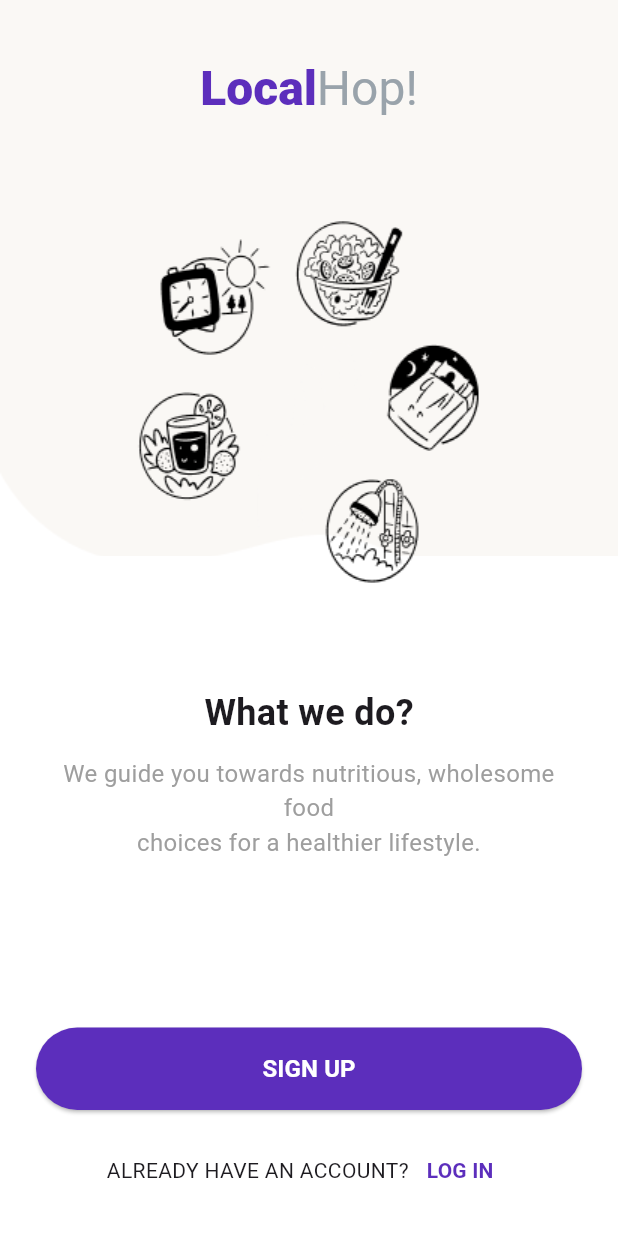
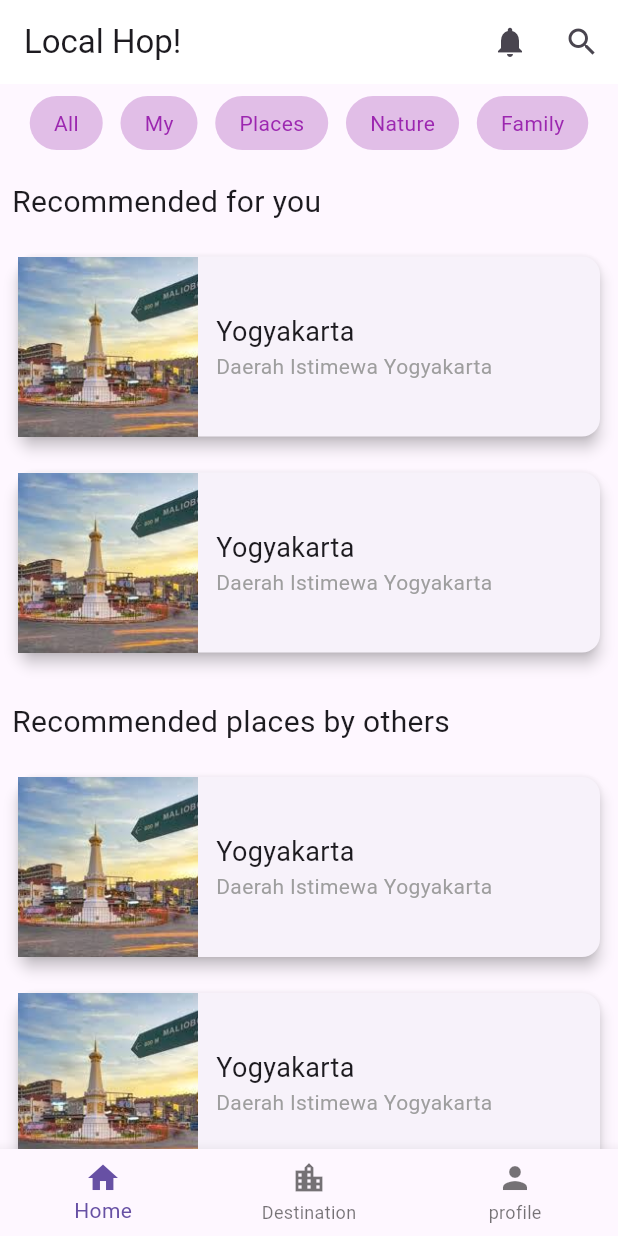
Before and after one commit to VincentiusJacob/LocalHop, a Flutter app: the screen it shows after launch, on a phone screen of 412 x 824 dp. Run offline on Flutter 3.47's test engine with Material 3 defaults, Android fonts, the phone set to English and light mode, and no system bars; our stand-ins replace font_awesome_flutter.

Commit message:
Update home page (belom kelar, ngantuk)

```diff
--- a/lib/main.dart
+++ b/lib/main.dart
@@ -2,6 +2,7 @@ import 'package:flutter/material.dart';
 import 'package:flutter_app_demo/pages/landingpage.dart';
 import 'package:flutter_app_demo/pages/signin.dart';
 import 'package:flutter_app_demo/pages/signup.dart';
+import 'package:flutter_app_demo/pages/homepage.dart';
 
 void main() {
   runApp(const MyApp());
@@ -17,10 +18,11 @@ class MyApp extends StatelessWidget {
       title: 'To Do App',
       initialRoute: '/',
       routes: {
-        '/': (context) => Landingpage(),
+        // '/': (context) => Landingpage(),
+        '/': (context) => HomePage(),
         '/signin': (context) => const SignInPage(),
         '/signup': (context) => const SignupPage(),
-     },
+      },
     );
   }
 }
--- /dev/null
+++ b/lib/pages/homepage.dart
@@ -0,0 +1,134 @@
+import 'package:flutter/material.dart';
+
+class HomePage extends StatefulWidget {
+  const HomePage({super.key});
+
+  @override
+  State<StatefulWidget> createState() => _HomePageState();
+}
+
+class _HomePageState extends State<HomePage> {
+  @override
+  Widget build(BuildContext context) {
+    return Scaffold(
+      appBar: AppBar(
+        title: Text('Local Hop!'),
+        backgroundColor: Colors.white,
+        actions: [
+          IconButton(onPressed: () {}, icon: Icon(Icons.notifications)),
+          IconButton(onPressed: () {}, icon: Icon(Icons.search)),
+        ],
+      ),
+      body: ListView(
+        padding: EdgeInsets.all(8.0),
+        children: [
+          // Filter
+          Row(
+            mainAxisAlignment: MainAxisAlignment.spaceEvenly,
+            children: [
+              _filterTab('All'),
+              _filterTab('My'),
+              _filterTab('Places'),
+              _filterTab('Nature'),
+              _filterTab('Family'),
+            ],
+          ),
+          SizedBox(height: 20),
+          Text('Recommended for you', style: TextStyle(fontSize: 20)),
+          SizedBox(height: 10),
+          _imageCard(
+            'Yogyakarta',
+            'Daerah Istimewa Yogyakarta',
+            'assets/images/Yogyakarta.jpeg',
+          ),
+          _imageCard(
+            'Yogyakarta',
+            'Daerah Istimewa Yogyakarta',
+            'assets/images/Yogyakarta.jpeg',
+          ),
+
+          SizedBox(height: 20),
+          Text('Recommended places by others', style: TextStyle(fontSize: 20)),
+          SizedBox(height: 10),
+          _imageCard(
+            'Yogyakarta',
+            'Daerah Istimewa Yogyakarta',
+            'assets/images/Yogyakarta.jpeg',
+          ),
+          _imageCard(
+            'Yogyakarta',
+            'Daerah Istimewa Yogyakarta',
+            'assets/images/Yogyakarta.jpeg',
+          ),
+
+          SizedBox(height: 20),
+          Text('Explore Similar Destination', style: TextStyle(fontSize: 20)),
+          SizedBox(height: 10),
+          _imageCard(
+            'Yogyakarta',
+            'Daerah Istimewa Yogyakarta',
+            'assets/images/Yogyakarta.jpeg',
+          ),
+          _imageCard(
+            'Yogyakarta',
+            'Daerah Istimewa Yogyakarta',
+            'assets/images/Yogyakarta.jpeg',
+          ),
+        ],
+      ),
+      bottomNavigationBar: BottomNavigationBar(
+        currentIndex: 0,
+        items: [
+          BottomNavigationBarItem(
+            icon: Icon(Icons.home),
+            label: 'Home'
+          ),
+          BottomNavigationBarItem(
+            icon: Icon(Icons.location_city_outlined),
+            label: 'Destination'
+          ),
+          BottomNavigationBarItem(
+            icon: Icon(Icons.person),
+            label: 'profile'
+          )
+        ],
+      ),
+    );
+  }
+}
+
+Widget _filterTab(String label) {
+  return Container(
+    padding: EdgeInsets.symmetric(vertical: 8, horizontal: 16),
+    decoration: BoxDecoration(
+      color: Colors.purple.shade100,
+      borderRadius: BorderRadius.circular(20),
+    ),
+    child: Text(label, style: TextStyle(color: Colors.purple)),
+  );
+}
+
+Widget _imageCard(String title, String subtitle, String imagePath) {
+  return Container(
+    margin: EdgeInsets.symmetric(vertical: 8),
+    child: Card(
+      elevation: 4,
+      child: Row(
+        children: [
+          Image.asset(imagePath, width: 120, height: 120, fit: BoxFit.cover),
+          SizedBox(width: 12),
+          Column(
+            crossAxisAlignment: CrossAxisAlignment.start,
+            children: [
+              Text(title, style: TextStyle(fontSize: 18)),
+              Text(
+                subtitle,
+                style: TextStyle(fontSize: 14, color: Colors.grey),
+              ),
+            ],
+          ),
+        ],
+      ),
+    ),
+  );
+}
```
Also changed, not shown: assets/images/Yogyakarta.jpeg (added).
